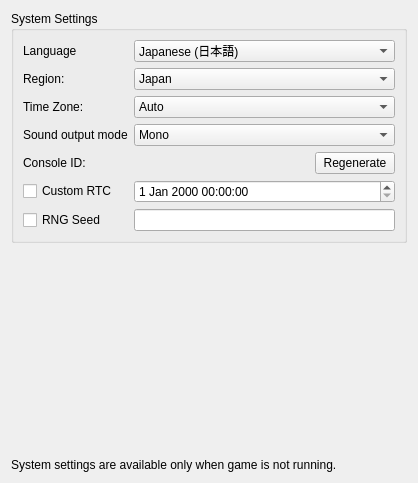
Before: the Qt Designer form src/yuzu/configuration/configure_system.ui in Kryptuq/Yuzu-Early-Access-files, drawn with Qt 5.
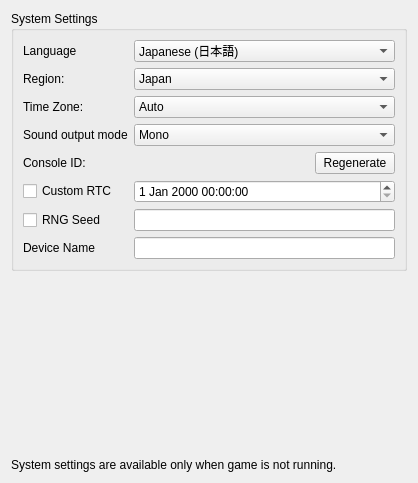
After: the same form once the commit is applied.

What changed in the file:
```diff
--- a/src/yuzu/configuration/configure_system.ui
+++ b/src/yuzu/configuration/configure_system.ui
@@ -432,6 +432,13 @@
             </property>
            </widget>
           </item>
+          <item row="7" column="0">
+           <widget class="QLabel" name="device_name_label">
+            <property name="text">
+             <string>Device Name</string>
+            </property>
+           </widget>
+          </item>
           <item row="3" column="1">
            <widget class="QComboBox" name="combo_sound">
             <item>
@@ -476,6 +483,13 @@
             </property>
            </widget>
           </item>
+          <item row="7" column="1">
+           <widget class="QLineEdit" name="device_name_edit">
+            <property name="maxLength">
+             <number>128</number>
+            </property>
+           </widget>
+          </item>
           <item row="6" column="1">
            <widget class="QLineEdit" name="rng_seed_edit">
             <property name="sizePolicy">
```
